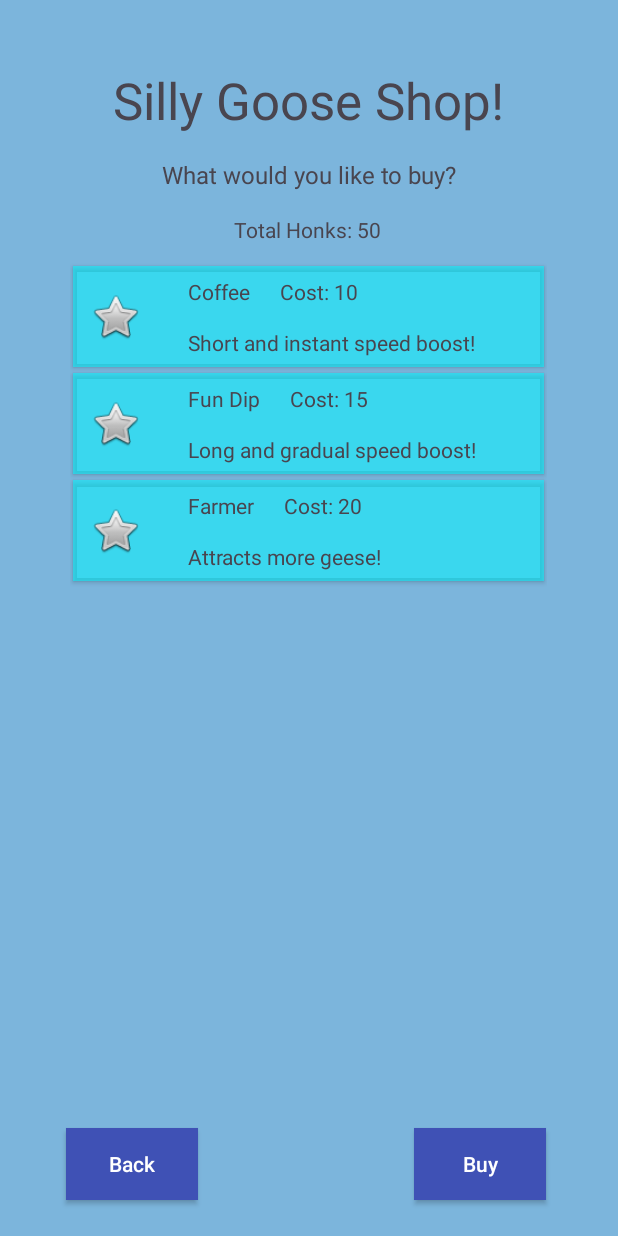
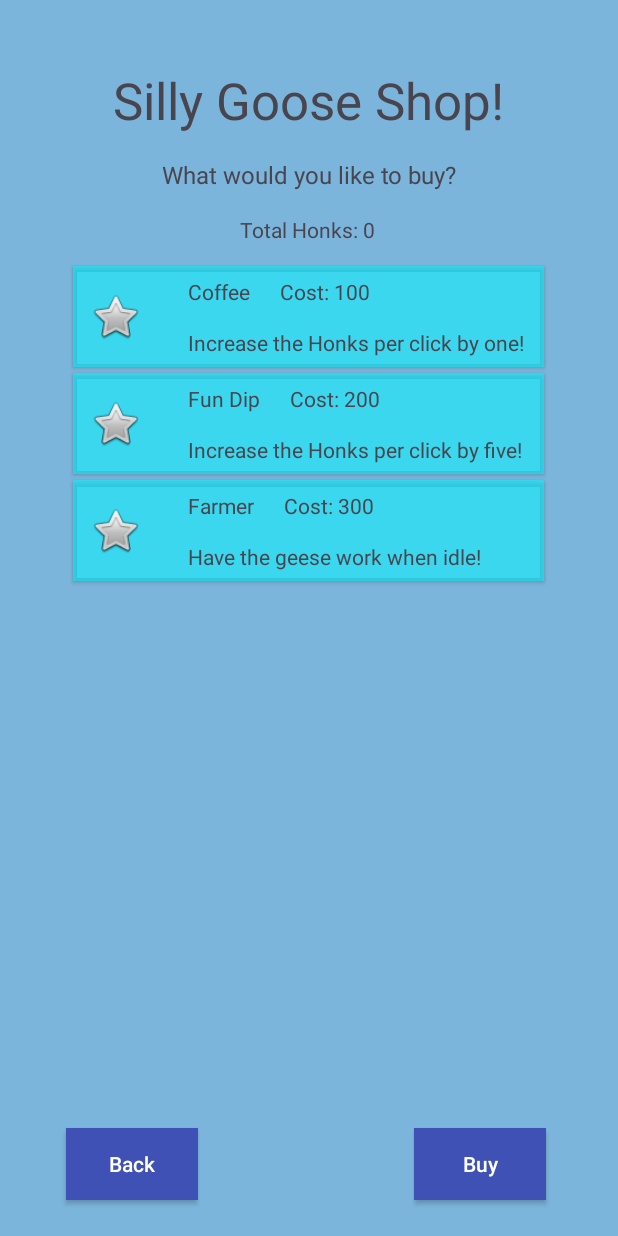
Before and after one commit to jonestho/duck-duck-goose, an Android app: the MainActivity screen opened directly, with no data from a screen before it, after a tap on "Shop", on a phone screen of 412 x 824 dp. Run offline under Robolectric (Android 15) with nearby library versions, the light colour scheme and no system bars; our stand-ins replace Firebase (no records; nobody signed in at launch, a user with empty details on screens opened directly); Roboto replaces fonts that are not available here; 2 statements that could not run were skipped.

Commit message:
draft of shop activity code.

```diff
--- a/app/src/main/java/com/game/duckduckgoose/MainActivity.kt
+++ b/app/src/main/java/com/game/duckduckgoose/MainActivity.kt
@@ -21,7 +21,11 @@ class MainActivity : AppCompatActivity() {
     // two-way navigation with shop activity
     private val prefLauncher = registerForActivityResult(ActivityResultContracts.StartActivityForResult()){
         if(it.resultCode == Activity.RESULT_OK){
-            // TODO: receive intent and update vals depending on items bought
+            val updatedHonks = it.data!!.getIntExtra("honks", 0)
+            val updatedInc = it.data!!.getIntExtra("inc", 0)
+            val updatedIdle = it.data!!.getIntExtra("idle", 0)
+
+            myViewModel.updateFromShop(updatedHonks, updatedInc, updatedIdle)
         }
     }
 
--- a/app/src/main/java/com/game/duckduckgoose/MainViewModel.kt
+++ b/app/src/main/java/com/game/duckduckgoose/MainViewModel.kt
@@ -32,10 +32,6 @@ class MainViewModel: ViewModel() {
     val totalClicks: LiveData<Int> get() = _totalClicks
     val clickIncrement: LiveData<Int> get() = _clickIncrement
     val idleClickers: LiveData<Int> get() = _idleClickers
-
-    // Items Bought
-    var currentItems: HashMap<String, Int> = hashMapOf("Coffee" to 0, "Fun Dip" to 0,
-                                                         "Bread Basket" to 0, "Farmers" to 0)
 
     // firebase vars
     private val db = Firebase.firestore
@@ -90,4 +86,10 @@ class MainViewModel: ViewModel() {
     fun addClicks() {
         _totalClicks.value = _clickIncrement.value?.let { _totalClicks.value?.plus(it) }
     }
+
+    fun updateFromShop(honks: Int, inc: Int, idle: Int) {
+        _totalClicks.value = honks
+        _clickIncrement.value = _clickIncrement.value?.plus(inc)
+        _idleClickers.value = _idleClickers.value?.plus(idle)
+    }
 }
--- a/app/src/main/java/com/game/duckduckgoose/NewAccountViewModel.kt
+++ b/app/src/main/java/com/game/duckduckgoose/NewAccountViewModel.kt
@@ -26,7 +26,7 @@ class NewAccountViewModel: ViewModel() {
     val tempFarmers = hashMapOf("farmers" to 0)
     val tempHonks = hashMapOf("honks" to 0)
     val tempIncrement = hashMapOf("inc" to 1)
-    val tempItems = hashMapOf("items" to arrayOf(0, 0, 0))
+    val tempItems = hashMapOf("items" to arrayOf(0, 0))
 
     fun doSignUp(email: String, password: String){
         viewModelScope.launch(Dispatchers.IO) {
--- a/app/src/main/java/com/game/duckduckgoose/ShopActivity.kt
+++ b/app/src/main/java/com/game/duckduckgoose/ShopActivity.kt
@@ -1,6 +1,7 @@
 package com.game.duckduckgoose
 
 import android.annotation.SuppressLint
+import android.content.Intent
 import android.os.Bundle
 import android.widget.Button
 import android.widget.TextView
@@ -16,7 +17,6 @@ import com.google.android.material.snackbar.Snackbar
 class ShopActivity : AppCompatActivity() {
     lateinit var recyclerView: RecyclerView
     lateinit var myViewModel: ShopViewModel
-    var boughtItems: ArrayList<Item> = arrayListOf()
 
     @SuppressLint("SetTextI18n")
     override fun onCreate(savedInstanceState: Bundle?) {
@@ -30,17 +30,17 @@ class ShopActivity : AppCompatActivity() {
         }
 
         val data: ArrayList<Item> = arrayListOf(Item("Coffee",
-            "Short and instant speed boost!", 10),
-            Item("Fun Dip", "Long and gradual speed boost!", 15),
-            Item("Farmer", "Attracts more geese!", 20))
+            "Increase the Honks per click by one!", 100),
+            Item("Fun Dip", "Increase the Honks per click by five! ", 200),
+            Item("Farmer", "Have the geese work when idle!", 300))
 
-        val currencyAmount = 50
-
-        // TODO: Add the following later for the two variables above: intent.getParcelable(?)("name_here")
+        var honks = intent.getIntExtra("honks", 0)
+        var increments = 0
+        var idles = 0
 
         recyclerView = findViewById<RecyclerView>(R.id.shop_items)
         myViewModel = ViewModelProvider(this).get(ShopViewModel::class.java)
-        myViewModel.loadData(data, currencyAmount)
+        myViewModel.loadData(data, honks)
 
         recyclerView.adapter =
             ShopAdapter(myViewModel.shopItems!!, myViewModel.currencyAmount)
@@ -58,7 +58,13 @@ class ShopActivity : AppCompatActivity() {
         val buyBtn = findViewById<Button>(R.id.buy_item)
 
         doneBtn.setOnClickListener{
-            // TODO: Implement return items bought back to game via. intent.
+            val backIntent = Intent()
+
+            backIntent.putExtra("honks", honks)
+            backIntent.putExtra("inc", increments)
+            backIntent.putExtra("idle", idles)
+
+            setResult(RESULT_OK, backIntent)
             finish()
         }
 
@@ -78,7 +84,13 @@ class ShopActivity : AppCompatActivity() {
                     val shopAdapter = recyclerView.adapter as? ShopAdapter
                     val selectedItem = shopAdapter?.shopItems?.get(shopAdapter.selectedPos)
 
-                    boughtItems.add(selectedItem!!)
+                    when(selectedItem!!.name){
+                        "Coffee" -> increments += 1
+                        "Fun Dip" -> increments += 5
+                        "Farmer" -> idles += 1
+                    }
+
+                    myViewModel.currencyAmount -= selectedItem.cost
                     myViewModel._updateShop.value = true
                 }
             }
```
